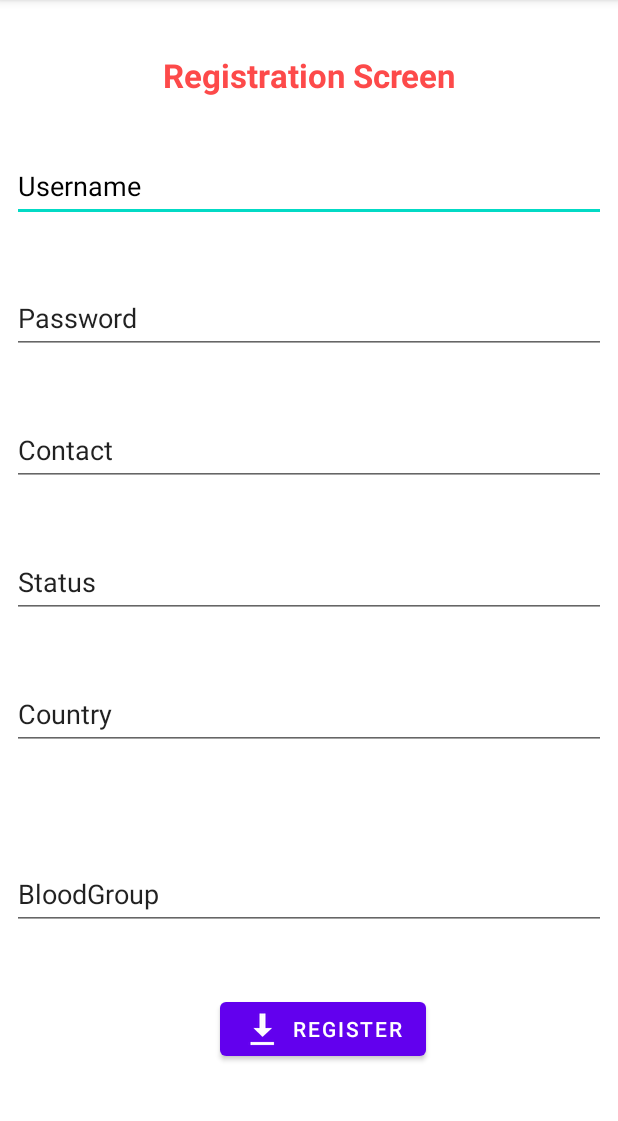
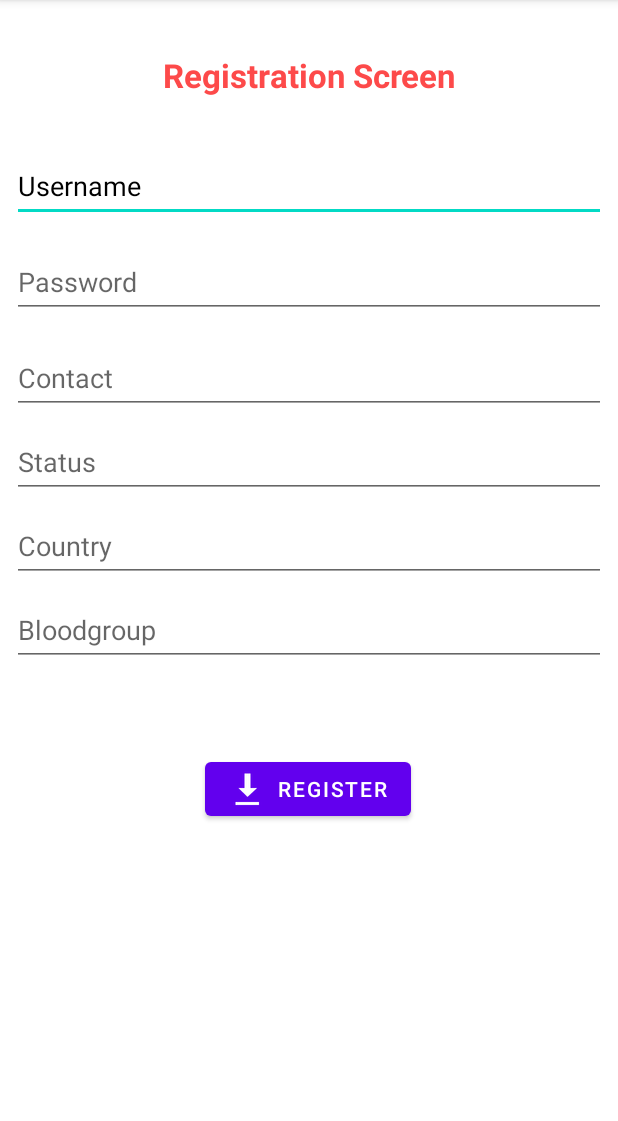
Before and after one commit to AnaSheikh/BloodDonorV2, an Android app: the screen it shows after launch (SignupActivity), on a phone screen of 412 x 824 dp, the part 84-1205 px from its top. Run offline under Robolectric (Android 15) with nearby library versions, the phone set to English and light mode, and no system bars.

Commit message:
update layouts

```diff
--- a/app/src/main/res/layout/activity_signup.xml
+++ b/app/src/main/res/layout/activity_signup.xml
@@ -13,10 +13,12 @@
         android:layout_marginStart="8dp"
         android:layout_marginTop="100dp"
         android:layout_marginEnd="8dp"
+        android:layout_marginBottom="8dp"
         android:hint="@string/Username"
         android:importantForAutofill="no"
         android:inputType="textPersonName"
         android:textColorHint="@color/black"
+        app:layout_constraintBottom_toTopOf="@+id/Password"
         app:layout_constraintEnd_toEndOf="parent"
         app:layout_constraintHorizontal_bias="0.0"
         app:layout_constraintStart_toStartOf="parent"
@@ -31,10 +33,11 @@
 
 
         android:layout_marginStart="8dp"
-        android:layout_marginTop="40dp"
+        android:layout_marginTop="8dp"
         android:layout_marginEnd="8dp"
-        android:hint="Password"
-        android:text="Password"
+        android:layout_marginBottom="8dp"
+        android:hint="@string/password"
+        app:layout_constraintBottom_toTopOf="@+id/Contact"
         app:layout_constraintEnd_toEndOf="parent"
         app:layout_constraintHorizontal_bias="0.0"
         app:layout_constraintStart_toStartOf="parent"
@@ -46,14 +49,13 @@
         android:layout_height="48dp"
 
         android:layout_marginStart="8dp"
-        android:layout_marginTop="40dp"
+        android:layout_marginTop="8dp"
         android:layout_marginEnd="8dp"
-        android:hint="Country"
-        android:text="Country"
+        android:hint="@string/country"
         app:layout_constraintEnd_toEndOf="parent"
+        app:layout_constraintHorizontal_bias="0.0"
         app:layout_constraintStart_toStartOf="parent"
-        app:layout_constraintTop_toBottomOf="@+id/Status"
-        tools:text="Country" />
+        app:layout_constraintTop_toBottomOf="@+id/Status" />
 
     <EditText
         android:id="@+id/Status"
@@ -61,12 +63,12 @@
         android:layout_height="48dp"
 
         android:layout_marginStart="8dp"
-        android:layout_marginTop="40dp"
+        android:layout_marginTop="8dp"
         android:layout_marginEnd="8dp"
-        android:hint="Status"
-        android:text="Status"
+        android:hint="@string/status"
         app:layout_constraintEnd_toEndOf="parent"
 
+        app:layout_constraintHorizontal_bias="0.0"
         app:layout_constraintStart_toStartOf="parent"
         app:layout_constraintTop_toBottomOf="@+id/Contact"
         tools:text="Status" />
@@ -77,10 +79,11 @@
         android:layout_height="48dp"
 
         android:layout_marginStart="8dp"
-        android:layout_marginTop="40dp"
+        android:layout_marginTop="8dp"
         android:layout_marginEnd="8dp"
-        android:hint="Contact"
-        android:text="Contact"
+        android:layout_marginBottom="8dp"
+        android:hint="@string/contact"
+        app:layout_constraintBottom_toTopOf="@+id/Status"
         app:layout_constraintEnd_toEndOf="parent"
         app:layout_constraintHorizontal_bias="0.0"
         app:layout_constraintStart_toStartOf="parent"
@@ -93,33 +96,27 @@
         android:layout_height="48dp"
 
         android:layout_marginStart="8dp"
-        android:layout_marginTop="40dp"
+        android:layout_marginTop="8dp"
         android:layout_marginEnd="8dp"
-        android:layout_marginBottom="148dp"
-        android:hint="Bloodgroup"
-        android:text="BloodGroup"
-        app:layout_constraintBottom_toBottomOf="parent"
+        android:hint="@string/bloodgroup"
         app:layout_constraintEnd_toEndOf="parent"
         app:layout_constraintHorizontal_bias="0.0"
         app:layout_constraintStart_toStartOf="parent"
-        app:layout_constraintTop_toBottomOf="@+id/Country"
-        app:layout_constraintVertical_bias="1.0"
-        tools:text="BloodGroup" />
+        app:layout_constraintTop_toBottomOf="@+id/Country" />
 
     <Button
         android:id="@+id/Register"
         android:layout_width="wrap_content"
         android:layout_height="wrap_content"
-        android:layout_marginTop="40dp"
-        android:layout_marginBottom="8dp"
-        android:text="Register"
+        android:layout_marginTop="8dp"
+        android:layout_marginBottom="168dp"
+        android:text="@string/register"
         app:icon="@android:drawable/stat_sys_download_done"
         app:layout_constraintBottom_toBottomOf="parent"
         app:layout_constraintEnd_toEndOf="parent"
-        app:layout_constraintHorizontal_bias="0.534"
+        app:layout_constraintHorizontal_bias="0.498"
         app:layout_constraintStart_toStartOf="parent"
-        app:layout_constraintTop_toBottomOf="@+id/Bloodgroup"
-        app:layout_constraintVertical_bias="0.038" />
+        app:layout_constraintTop_toBottomOf="@+id/Bloodgroup" />
 
     <TextView
         android:id="@+id/Registration"
--- a/app/src/main/res/values/strings.xml
+++ b/app/src/main/res/values/strings.xml
@@ -24,11 +24,16 @@
     <string name="text_title">Android Tutorials Hub</string>
     <string name="EnterName">Enter Name</string>
     <string name="password">Password</string>
-    <string name="login">Login</string>
+    <string name="login">Login Screen</string>
     <string name="signup">Signup</string>
     <string name="active_donor">Active Donor</string>
     <string name="search">search</string>
     <string name="setting">Settings</string>
     <string name="new_member">New Member</string>
     <string name="newOrNot">Already a member</string>
+    <string name="country">Country</string>
+    <string name="status">Status</string>
+    <string name="contact">Contact</string>
+    <string name="bloodgroup">Bloodgroup</string>
+    <string name="register">Register</string>
 </resources>
```
Also changed, not shown: app/src/main/res/layout/activity_login.xml (+14 -28 lines).
